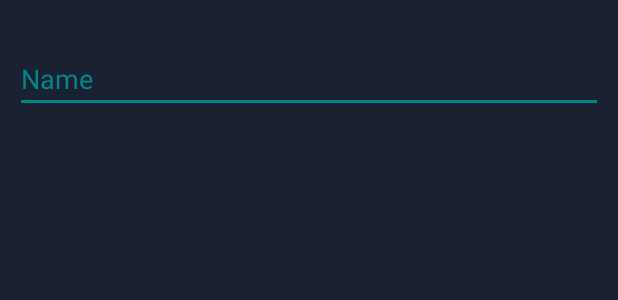
After one commit to btkhoi2001/RecordApp, an Android app: the layout save_dialog.xml on its own in the app's theme, with its tools: preview values and no code run, on a phone screen of 412 x 824 dp. The commit adds this screen. Shown: the top 300 px of the screen. Run offline under Robolectric (Android 15) with nearby library versions, the phone set to English and light mode, and no system bars.

Commit message:
thêm dialog lưu file với tên tuỳ chọn
lưu mặc định tên Record_DDMMYY_HMMSS
sau khi lưu quay về màn hình ban đầu

```diff
--- a/app/src/main/java/com/ag18/record/MainActivity.java
+++ b/app/src/main/java/com/ag18/record/MainActivity.java
@@ -22,8 +22,10 @@ import android.view.WindowManager;
 
 import com.google.android.material.bottomnavigation.BottomNavigationView;
 
+import java.io.IOException;
+
 @RequiresApi(api = Build.VERSION_CODES.R)
-public class MainActivity extends AppCompatActivity {
+public class MainActivity extends AppCompatActivity{
     BottomNavigationView bottomNavigationView;
     NavController navController;
 
--- a/app/src/main/java/com/ag18/record/RecordingFragment.java
+++ b/app/src/main/java/com/ag18/record/RecordingFragment.java
@@ -93,6 +93,8 @@ public class RecordingFragment extends Fragment {
             @Override
             public void onClick(View view) {
                 if (!isRecording) {
+                    chronometer.setBase(SystemClock.elapsedRealtime() + timeWhenStopped);
+                    chronometer.start();
                     btnPause.setVisibility(View.VISIBLE);
                     btnResume.setVisibility(View.GONE);
                     Toast.makeText(getActivity(), "Recording Started", Toast.LENGTH_LONG).show();
@@ -107,7 +109,7 @@ public class RecordingFragment extends Fragment {
                         }
                     }).start();
                 } else {
-                    chronometer.setBase(SystemClock.elapsedRealtime());
+                    chronometer.setBase(SystemClock.elapsedRealtime() + timeWhenStopped);
                     timeWhenStopped = 0;
                     chronometer.stop();
                     Toast.makeText(getActivity(), "Recording Finished", Toast.LENGTH_LONG).show();
@@ -163,8 +165,6 @@ public class RecordingFragment extends Fragment {
 
     private void startRecording(final boolean b) throws IOException {
         //btnPause.setVisibility(View.VISIBLE);
-        chronometer.setBase(SystemClock.elapsedRealtime() + timeWhenStopped);
-        chronometer.start();
 
         if (ActivityCompat.checkSelfPermission(getActivity(), Manifest.permission.RECORD_AUDIO) != PackageManager.PERMISSION_GRANTED) {
             ActivityCompat.requestPermissions(getActivity(), new String[]{Manifest.permission.RECORD_AUDIO}, PERMISSION_CODE);
--- a/app/src/main/res/layout/fragment_voice_filter.xml
+++ b/app/src/main/res/layout/fragment_voice_filter.xml
@@ -5,7 +5,7 @@
     android:name="androidx.navigation.fragment.NavHostFragment"
     android:layout_width="match_parent"
     android:layout_height="match_parent"
-    tools:context=".VoiceEditorFragment"
+    tools:context=".VoiceFilterFragment"
     android:keepScreenOn="true"
     android:orientation="vertical">
 
--- /dev/null
+++ b/app/src/main/res/layout/save_dialog.xml
@@ -0,0 +1,18 @@
+<?xml version="1.0" encoding="utf-8"?>
+<LinearLayout xmlns:android="http://schemas.android.com/apk/res/android"
+    android:layout_width="match_parent"
+    android:layout_height="wrap_content"
+    android:layout_marginTop="20dp"
+    android:orientation="horizontal">
+
+    <EditText
+        android:id="@+id/saveName"
+        android:layout_width="wrap_content"
+        android:layout_height="wrap_content"
+        android:layout_margin="10dp"
+        android:layout_weight="1"
+        android:ems="10"
+        android:inputType="textPersonName"
+        android:textColor="@color/design_default_color_secondary_variant"
+        android:text="Name" />
+</LinearLayout>
--- a/app/src/main/res/navigation/nav_main.xml
+++ b/app/src/main/res/navigation/nav_main.xml
@@ -44,6 +44,9 @@
         <argument
             android:name="filePath"
             app:argType="string" />
+        <action
+            android:id="@+id/action_voiceFilterFragment_to_recordFragment"
+            app:destination="@id/recordFragment" />
     </fragment>
     <fragment
         android:id="@+id/recordingFragment"
```
Also changed, not shown: app/src/main/java/com/ag18/record/VoiceFilterFragment.java (+66 -9 lines). Lines whose indentation alone changed are shown as unchanged.
